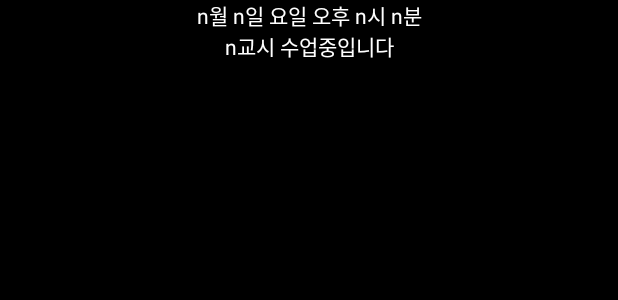
After one commit to HardPlant/SikgooTemplates, an Android app: the layout layout_current_timer.xml on its own in the app's theme, with its tools: preview values and no code run, on a phone screen of 412 x 824 dp. The commit adds this screen. Shown: the top 300 px of the screen. Run offline under Robolectric (Android 15) with nearby library versions, the phone set to English and light mode, and no system bars.

Commit message:
timer layout

```diff
--- /dev/null
+++ b/app/src/main/res/layout/layout_current_timer.xml
@@ -0,0 +1,26 @@
+<?xml version="1.0" encoding="utf-8"?>
+<RelativeLayout xmlns:android="http://schemas.android.com/apk/res/android"
+    android:layout_width="match_parent"
+    android:layout_height="match_parent"
+    android:background="@color/black"
+    >
+
+    <TextView
+        android:id="@+id/timer_time"
+        android:layout_width="match_parent"
+        android:layout_height="wrap_content"
+
+        android:text="n월 n일 요일 오후 n시 n분"
+        android:textColor="@color/white"
+        android:textAlignment="center"/>
+
+    <TextView
+        android:id="@+id/timer_period"
+        android:layout_width="match_parent"
+        android:layout_below="@+id/timer_time"
+        android:layout_height="wrap_content"
+
+        android:text="n교시 수업중입니다"
+        android:textColor="@color/white"
+        android:textAlignment="center"/>
+</RelativeLayout>
```
Also changed, not shown: app/src/main/res/layout/item_restaurant.xml (+0 -41 lines), app/src/main/res/layout/item_today_rest.xml (+9 -5 lines).
